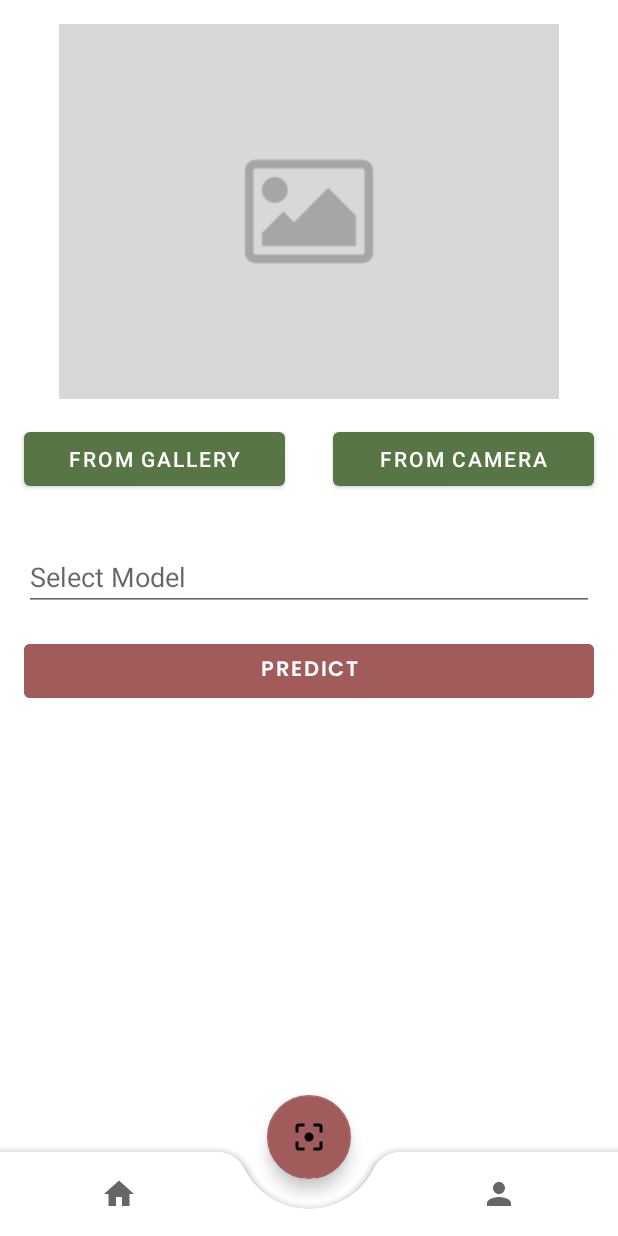
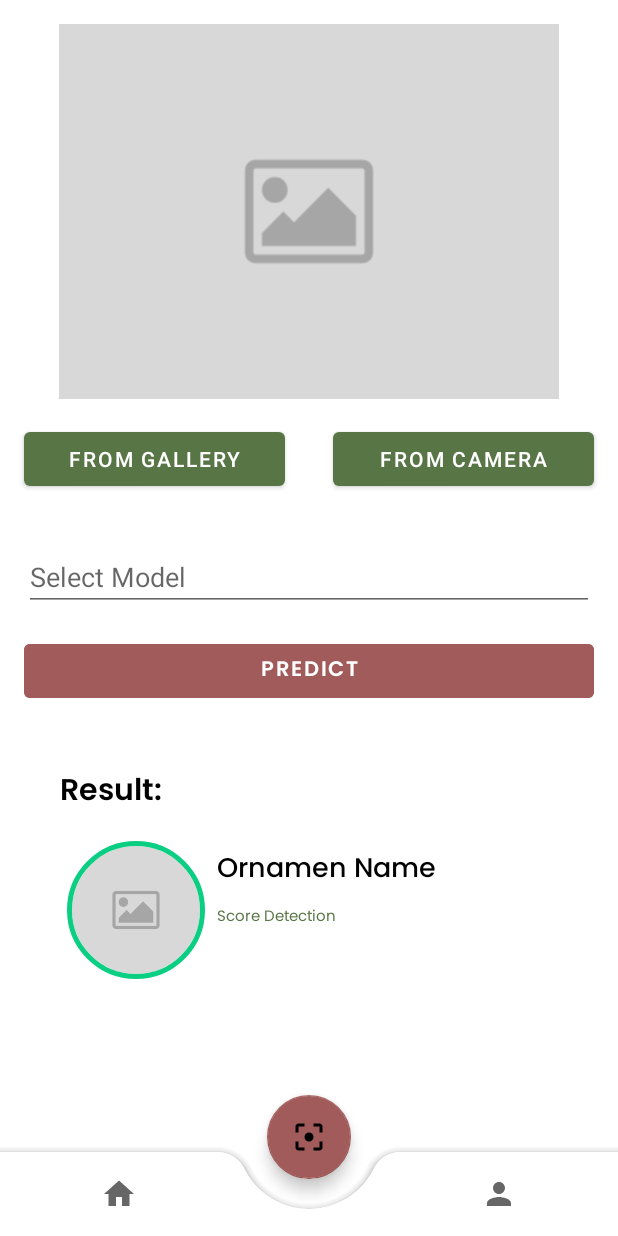
Before and after one commit to muhfadh/BudayAI, an Android app: the HomeFragment screen opened directly, with no data from a screen before it, item 2 of the bottom bar chosen, on a phone screen of 412 x 824 dp. Run offline under Robolectric (Android 15) with nearby library versions, the phone set to English and light mode, and no system bars; our stand-ins replace CircleImageView, navigation-ui; pictures from the network do not load; 4 statements that could not run were skipped.

Commit message:
add result view in analsys page

```diff
--- a/MD/BudayAI/app/src/main/AndroidManifest.xml
+++ b/MD/BudayAI/app/src/main/AndroidManifest.xml
@@ -16,7 +16,8 @@
         android:label="@string/app_name"
         android:roundIcon="@mipmap/ic_launcher_round"
         android:supportsRtl="true"
-        android:theme="@style/Theme.BudayAI">
+        android:theme="@style/Theme.BudayAI"
+        android:usesCleartextTraffic="true">
         <activity
             android:name=".MainActivity"
             android:exported="false" />
--- a/MD/BudayAI/app/src/main/java/com/dicoding/budayai/analys/AnalysFragment.kt
+++ b/MD/BudayAI/app/src/main/java/com/dicoding/budayai/analys/AnalysFragment.kt
@@ -1,7 +1,7 @@
 package com.dicoding.budayai.analys
 
+import android.annotation.SuppressLint
 import android.content.Intent
-import android.content.pm.PackageManager
 import android.graphics.Bitmap
 import android.graphics.BitmapFactory
 import android.net.Uri
@@ -13,15 +13,15 @@ import android.view.ViewGroup
 import android.widget.Toast
 import androidx.activity.result.contract.ActivityResultContracts
 import androidx.appcompat.app.AppCompatActivity
-import androidx.core.content.ContextCompat
 import androidx.fragment.app.activityViewModels
+import com.bumptech.glide.Glide
+import com.bumptech.glide.request.RequestOptions
 import com.dicoding.budayai.R
 import com.dicoding.budayai.databinding.FragmentAnalysBinding
 import com.dicoding.budayai.util.reduceFileImage
 import com.dicoding.budayai.util.rotateBitmap
 import com.dicoding.budayai.util.uriToFile
 import com.dicoding.budayai.viewModel.DetectModel
-import com.dicoding.budayai.viewModel.FactoryModel
 import okhttp3.MediaType.Companion.toMediaType
 import okhttp3.MediaType.Companion.toMediaTypeOrNull
 import okhttp3.MultipartBody
@@ -65,6 +65,12 @@ class AnalysFragment : Fragment() {
             } else {
                 Toast.makeText(activity, R.string.required, Toast.LENGTH_SHORT).show()
             }
+
+            analysModel.analys.observe(requireActivity()){
+                Glide.with(this).load(it.imageUrl).into(binding.avatar)
+                binding.tvNameCategories.text = it.listCategories[0]
+                binding.tvScores.text = it.detectionScores[0].toString()
+            }
         }
 
         binding.btnTookGalery.setOnClickListener {
--- a/MD/BudayAI/app/src/main/java/com/dicoding/budayai/api/DetectInjection.kt
+++ b/MD/BudayAI/app/src/main/java/com/dicoding/budayai/api/DetectInjection.kt
@@ -1,13 +1,8 @@
 package com.dicoding.budayai.api
 
 import android.content.Context
-import androidx.viewbinding.BuildConfig
-import com.dicoding.budayai.api.repository.DataRepository
 import com.dicoding.budayai.api.repository.DetectRepository
-import com.dicoding.budayai.dataStore
-import okhttp3.ConnectionPool
 import okhttp3.OkHttpClient
-import okhttp3.logging.HttpLoggingInterceptor
 import java.util.concurrent.TimeUnit
 
 object DetectInjection {
--- a/MD/BudayAI/app/src/main/java/com/dicoding/budayai/api/adapter/DetectAdapter.kt
+++ /dev/null
@@ -1,4 +0,0 @@
-package com.dicoding.budayai.api.adapter
-
-class DetectAdapter {
-}
--- a/MD/BudayAI/app/src/main/java/com/dicoding/budayai/api/response/ResponseDetect.kt
+++ b/MD/BudayAI/app/src/main/java/com/dicoding/budayai/api/response/ResponseDetect.kt
@@ -1,7 +1,10 @@
 package com.dicoding.budayai.api.response
 
+import android.os.Parcelable
 import com.google.gson.annotations.SerializedName
+import kotlinx.parcelize.Parcelize
 
+@Parcelize
 data class ResponseDetect(
 
 	@field:SerializedName("detection_classes")
@@ -21,4 +24,4 @@ data class ResponseDetect(
 
 	@field:SerializedName("message")
 	val message: String
-)
+): Parcelable
--- a/MD/BudayAI/app/src/main/java/com/dicoding/budayai/viewModel/FactoryModel.kt
+++ b/MD/BudayAI/app/src/main/java/com/dicoding/budayai/viewModel/FactoryModel.kt
@@ -3,7 +3,6 @@ package com.dicoding.budayai.viewModel
 import android.content.Context
 import androidx.lifecycle.ViewModel
 import androidx.lifecycle.ViewModelProvider
-import com.dicoding.budayai.analys.AnalysModel
 import com.dicoding.budayai.api.Injection
 import com.dicoding.budayai.api.repository.DataRepository
 import com.dicoding.budayai.home.HomeModel
--- a/MD/BudayAI/app/src/main/res/layout/fragment_analys.xml
+++ b/MD/BudayAI/app/src/main/res/layout/fragment_analys.xml
@@ -78,6 +78,78 @@
             app:layout_constraintTop_toBottomOf="@+id/tv_select_model"
             android:enabled="false"
             android:text="Predict"/>
+
+        <TextView
+            android:id="@+id/tv_result"
+            android:layout_width="0dp"
+            android:layout_height="wrap_content"
+            android:layout_margin="40dp"
+            android:textSize="20sp"
+            android:textColor="@color/black"
+            android:fontFamily="@font/poppins_semi_bold"
+            app:layout_constraintStart_toStartOf="parent"
+            app:layout_constraintEnd_toEndOf="parent"
+            app:layout_constraintTop_toBottomOf="@+id/btn_upload"
+            android:enabled="false"
+            android:text="@string/result"/>
+
+        <androidx.constraintlayout.widget.ConstraintLayout
+            android:layout_width="wrap_content"
+            android:layout_height="wrap_content"
+            android:padding="10dp"
+            app:layout_constraintStart_toStartOf="parent"
+            app:layout_constraintEnd_toEndOf="parent"
+            app:layout_constraintTop_toBottomOf="@+id/tv_result">
+
+            <de.hdodenhof.circleimageview.CircleImageView
+                android:id="@+id/avatar"
+                android:layout_width="92dp"
+                android:layout_height="92dp"
+                android:layout_marginStart="5dp"
+                android:layout_marginTop="5dp"
+                android:layout_marginBottom="8dp"
+                android:src="@drawable/placeholder_image"
+                app:civ_border_color="@color/green_light"
+                app:civ_border_width="3dp"
+                app:layout_constraintBottom_toBottomOf="parent"
+                app:layout_constraintStart_toStartOf="parent"
+                app:layout_constraintTop_toTopOf="parent" />
+
+            <TextView
+                android:id="@+id/tv_name_categories"
+                android:layout_width="220dp"
+                android:layout_height="wrap_content"
+                android:layout_marginStart="8dp"
+                android:layout_marginTop="4dp"
+                android:layout_marginEnd="8dp"
+                android:layout_toEndOf="@id/avatar"
+                android:fontFamily="@font/poppins_medium"
+                android:text="@string/ornamen_name"
+                android:textColor="@color/black"
+                android:textSize="18sp"
+                app:layout_constraintEnd_toEndOf="parent"
+                app:layout_constraintHorizontal_bias="0.122"
+                app:layout_constraintStart_toEndOf="@+id/avatar"
+                app:layout_constraintTop_toTopOf="@+id/avatar" />
+
+            <TextView
+                android:id="@+id/tv_scores"
+                android:layout_width="0dp"
+                android:layout_height="0dp"
+                android:layout_marginTop="8dp"
+                android:ellipsize="end"
+                android:fontFamily="@font/poppins_regular"
+                android:maxLines="3"
+                android:text="@string/score_detection"
+                android:textColor="@color/green"
+                android:textSize="10sp"
+                app:layout_constraintBottom_toBottomOf="@+id/avatar"
+                app:layout_constraintEnd_toEndOf="@+id/tv_name_categories"
+                app:layout_constraintHorizontal_bias="0.0"
+                app:layout_constraintStart_toStartOf="@+id/tv_name_categories"
+                app:layout_constraintTop_toBottomOf="@+id/tv_name_categories"
+                app:layout_constraintVertical_bias="0.0" />
+        </androidx.constraintlayout.widget.ConstraintLayout>
     </androidx.constraintlayout.widget.ConstraintLayout>
 
 </FrameLayout>
--- a/MD/BudayAI/app/src/main/res/values/strings.xml
+++ b/MD/BudayAI/app/src/main/res/values/strings.xml
@@ -42,4 +42,7 @@
     <string name="error">Error</string>
     <string name="choose_image">Choose Image</string>
     <string name="required">Required</string>
+    <string name="ornamen_name">Ornamen Name</string>
+    <string name="score_detection">Score Detection</string>
+    <string name="result">Result:</string>
 </resources>
```
